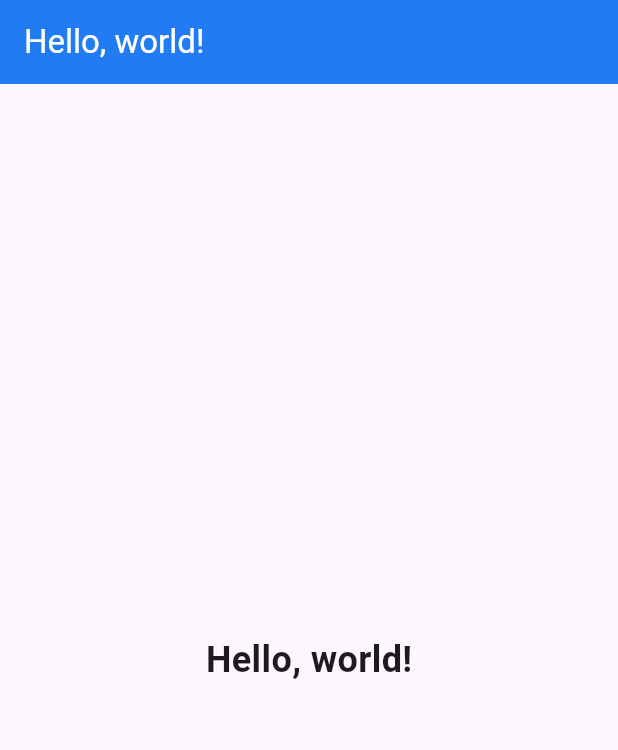
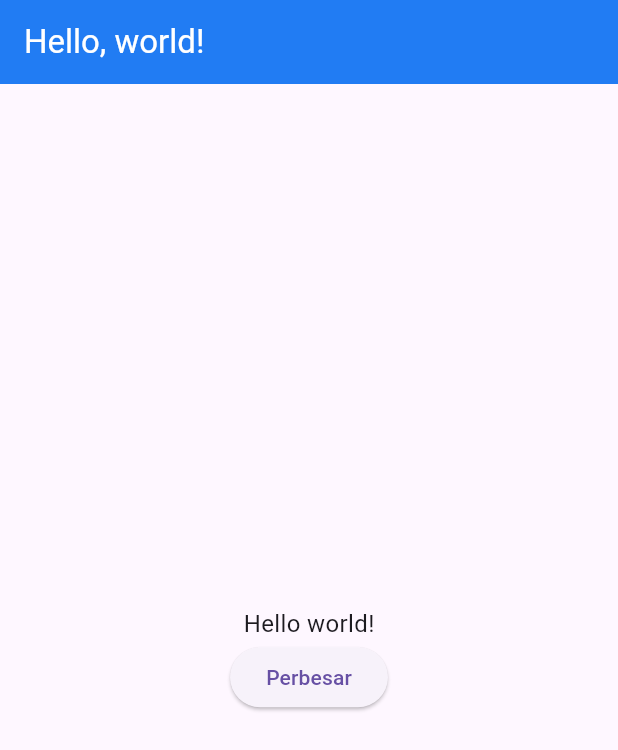
Before and after one commit to alriansyah/flutter-dicoding, a Flutter app: the screen it shows after launch, on a phone screen of 412 x 824 dp. Shown: the top 750 px of the screen. Run offline on Flutter 3.47's test engine with Material 3 defaults, Android fonts, the phone set to English and light mode, and no system bars.

Commit message:
Statefull Widget

```diff
--- /dev/null
+++ b/Flutter Dasar/flutter_materi/lib/2-StateFulWidget.dart
@@ -0,0 +1,32 @@
+import 'package:flutter/material.dart';
+
+class BiggerText extends StatefulWidget {
+  final String text;
+
+  const BiggerText({Key? key, required this.text}) : super(key: key);
+
+  @override
+  _BiggerTextState createState() => _BiggerTextState();
+}
+
+class _BiggerTextState extends State<BiggerText> {
+  double _textSize = 16.0;
+
+  @override
+  Widget build(BuildContext context) {
+    return Column(
+      mainAxisAlignment: MainAxisAlignment.center,
+      children: <Widget>[
+        Text(widget.text, style: TextStyle(fontSize: _textSize)),
+        ElevatedButton(
+          child: const Text("Perbesar"),
+          onPressed: () {
+            setState(() {
+              _textSize = 32.0;
+            });
+          },
+        )
+      ],
+    );
+  }
+}
--- a/Flutter Dasar/flutter_materi/lib/main.dart
+++ b/Flutter Dasar/flutter_materi/lib/main.dart
@@ -1,5 +1,6 @@
 import 'package:flutter/material.dart';
 import './1-StatelessWidget.dart';
+import './2-StateFulWidget.dart';
 
 void main() {
   runApp(MyApp());
@@ -18,10 +19,14 @@
           title: Text('Hello, world!', style: TextStyle(color: Colors.white)),
           backgroundColor: Color.fromARGB(255, 33, 124, 243),
         ),
+        // body: Center(
+        //   child: Heading(
+        //     text: 'Hello, world!',
+        //   ),
+        // ),
         body: Center(
-          child: Heading(
-            text: 'Hello, world!',
-          ),
+          child: BiggerText(
+              text: "Hello world!"), // Ubah widget Heading ke PerubahanText
         ),
       ),
     );
```
